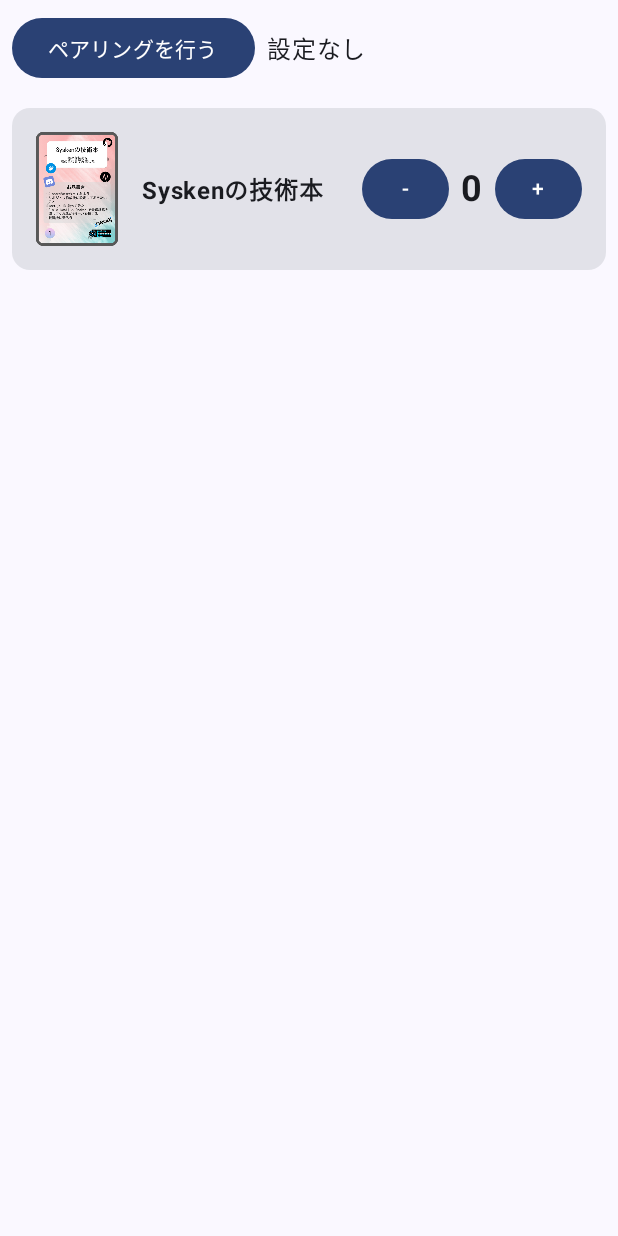
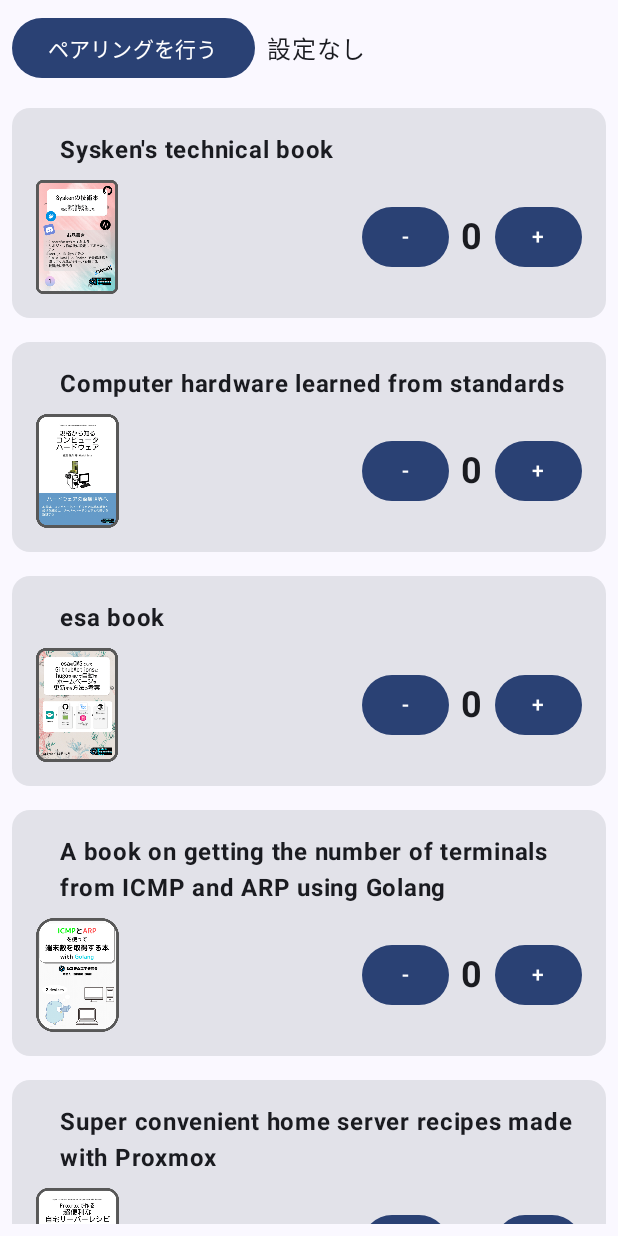
Before and after one commit to harutiro/DownloadCardPrint, an Android app built with Jetpack Compose: the screen it shows after launch (MainActivity), on a phone screen of 412 x 824 dp. Run offline under Robolectric (Android 15) with nearby library versions, the phone set to English and light mode, and no system bars; 1 statement that could not run was skipped.

Commit message:
update: 本を増やした。

```diff
--- a/app/src/main/java/net/harutiro/downloadcardprint/core/entity/DownloadCard.kt
+++ b/app/src/main/java/net/harutiro/downloadcardprint/core/entity/DownloadCard.kt
@@ -13,11 +13,59 @@ data class DownloadCard(
 
 val DOWNLOAD_CARDS = listOf(
     DownloadCard(
-        title = "Syskenの技術本",
+        title = "Sysken's technical book",
         thumbnail = R.drawable.sysken_book,
         password = "kadai^yaritakunai#sysken",
-        downloadUrl = "https://booth.pm/ja/items/5235288",
-        circle = "システム工学研究会",
+        downloadUrl = "https://sysken.booth.pm/items/5235288",
+        circle = "System Engineering Team",
         id = "1"
     ),
+    DownloadCard(
+        title = "Computer hardware learned from standards",
+        thumbnail = R.drawable.hardware_book,
+        password = "sysken@peguin#hogehoge",
+        downloadUrl = "https://sysken.booth.pm/items/5234962",
+        circle = "Luciano Lab",
+        id = "2"
+    ),
+    DownloadCard(
+        title = "esa book",
+        thumbnail = R.drawable.esa_book,
+        password = "piyopiyo!sysken#choco",
+        downloadUrl = "https://sysken.booth.pm/items/5235271",
+        circle = "System Engineering Team",
+        id = "3"
+    ),
+    DownloadCard(
+        title = "A book on getting the number of terminals from ICMP and ARP using Golang",
+        thumbnail = R.drawable.arp_book,
+        password = "icmp@arp#ping\$www",
+        downloadUrl = "https://sysken.booth.pm/items/5282358",
+        circle = "System Engineering Team",
+        id = "4"
+    ),
+    DownloadCard(
+        title = "Super convenient home server recipes made with Proxmox",
+        thumbnail = R.drawable.proxmox_book,
+        password = "proxmox@benri#sugoi",
+        downloadUrl = "https://sysken.booth.pm/items/5730612",
+        circle = "Luciano Lab",
+        id = "5"
+    ),
+    DownloadCard(
+        title = "Google search and error resolution methods - Use generation AI too!",
+        thumbnail = R.drawable.google_search_book,
+        password = "google@chatgpt#thisbook",
+        downloadUrl = "https://sysken.booth.pm/items/5730620",
+        circle = "System Engineering Team",
+        id = "6"
+    ),
+    DownloadCard(
+        title = "A design escape route taken by a Nondezainer programmer.",
+        thumbnail = R.drawable.design_book,
+        password = "design\$is@kantan",
+        downloadUrl = "https://sysken.booth.pm/items/5730626",
+        circle = "System Engineering Team",
+        id = "7"
+    ),
 )
--- a/app/src/main/java/net/harutiro/downloadcardprint/core/presenter/Components/DownloadCardCell.kt
+++ b/app/src/main/java/net/harutiro/downloadcardprint/core/presenter/Components/DownloadCardCell.kt
@@ -2,7 +2,9 @@ package net.harutiro.downloadcardprint.core.presenter.Components
 
 import androidx.compose.foundation.Image
 import androidx.compose.foundation.layout.Arrangement
+import androidx.compose.foundation.layout.Column
 import androidx.compose.foundation.layout.Row
+import androidx.compose.foundation.layout.Spacer
 import androidx.compose.foundation.layout.fillMaxWidth
 import androidx.compose.foundation.layout.height
 import androidx.compose.foundation.layout.padding
@@ -35,9 +37,21 @@ fun DownloadCardCell(
         modifier = Modifier
             .fillMaxWidth()
     ){
-        Row(
+        Column(
             modifier = Modifier
                 .padding(16.dp),
+            verticalArrangement = Arrangement.spacedBy(8.dp)
+        ){
+            Text(
+                modifier = Modifier
+                    .padding(start = 16.dp),
+                text = downloadCard.title,
+                fontSize = 16.sp,
+                fontWeight = FontWeight.Bold,
+                overflow = androidx.compose.ui.text.style.TextOverflow.Ellipsis  // 長い場合に省略記号を表示
+            )
+
+            Row(
                 horizontalArrangement = Arrangement.Center,
                 verticalAlignment = Alignment.CenterVertically  // 垂直方向に中央揃え
             ){
@@ -47,15 +61,8 @@ fun DownloadCardCell(
                     modifier = Modifier
                         .height(76.dp)
                 )
-            Text(
-                modifier = Modifier
-                    .weight(1f)
-                    .padding(start = 16.dp),
-                text = downloadCard.title,
-                fontSize = 16.sp,
-                fontWeight = FontWeight.Bold,
-                overflow = androidx.compose.ui.text.style.TextOverflow.Ellipsis  // 長い場合に省略記号を表示
-            )
+
+                Spacer(modifier = Modifier.weight(1f))
 
                 Counter(
                     count = counter,
@@ -67,6 +74,8 @@ fun DownloadCardCell(
                     }
                 )
             }
+        }
+
     }
 }
 
--- a/app/src/main/java/net/harutiro/downloadcardprint/core/presenter/HomePageViewModel.kt
+++ b/app/src/main/java/net/harutiro/downloadcardprint/core/presenter/HomePageViewModel.kt
@@ -45,4 +45,8 @@ class HomePageViewModel: ViewModel(){
         downloadCardDbRepository?.saveData(key, count)
     }
 
+    fun printTest(){
+        printerRepository?.printTest()
+    }
+
 }
--- a/app/src/main/java/net/harutiro/downloadcardprint/features/printer/Repository/PrinterRepository.kt
+++ b/app/src/main/java/net/harutiro/downloadcardprint/features/printer/Repository/PrinterRepository.kt
@@ -125,7 +125,7 @@ class PrinterRepository(
                 printer?.printText("\n==============================\n")
 
                 // 主な情報
-                printer?.printText("\n ${downloadCard.title} \n")
+                printer?.printText("\n  ${downloadCard.title} \n")
                 printer?.printText("\n==============================\n")
 
                 // SNS情報など
@@ -134,7 +134,7 @@ class PrinterRepository(
                     PrinterConstants.Command.ALIGN_LEFT
                 )
                 printer?.setCharacterMultiple(0, 0)
-                sb.append("${downloadCard.password}\n")
+                sb.append("Password: ${downloadCard.password}\n")
                 printer?.printText(sb.toString())
                 printer?.printText("\n==============================\n")
 
```
Also changed, not shown: app/src/main/java/net/harutiro/downloadcardprint/core/presenter/HomePage.kt (+7 -0 lines). Lines whose indentation alone changed are shown as unchanged.
